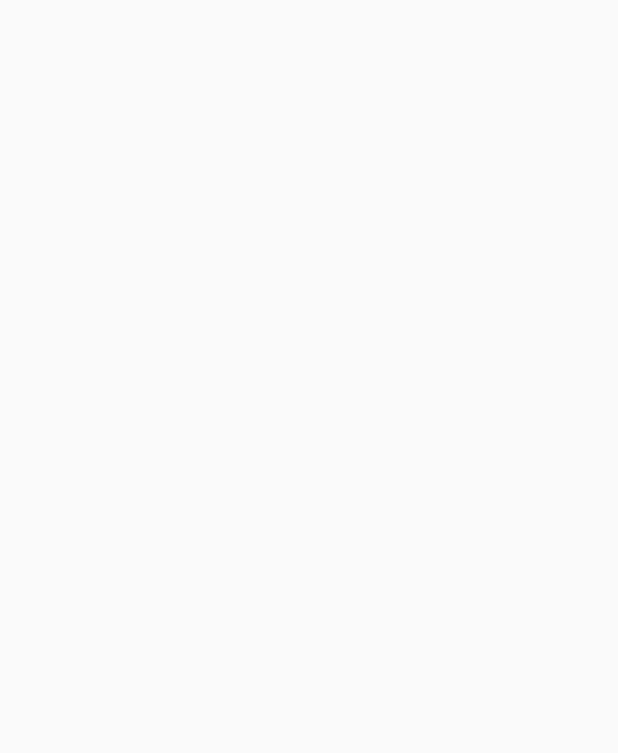
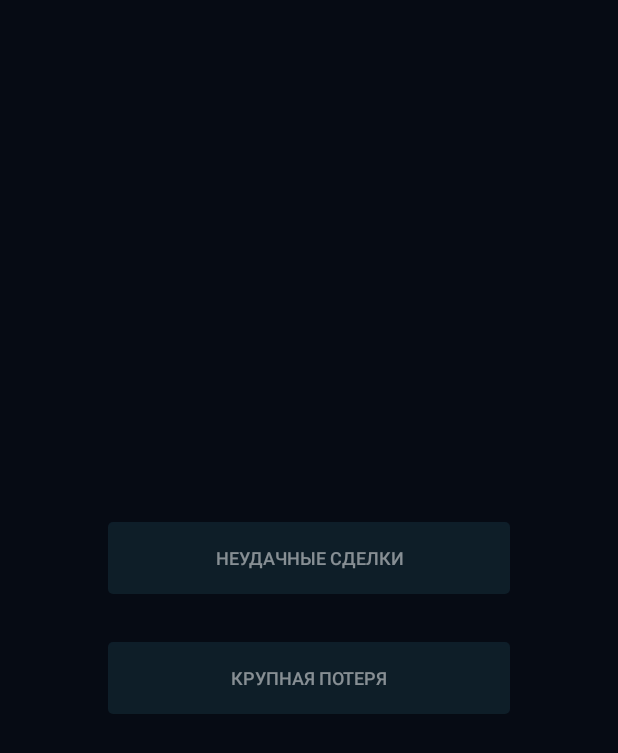
Before and after one commit to antontopdev/DemoLayout, an Android app: the screen it shows after launch (MainActivity), on a phone screen of 412 x 824 dp. Before the commit the part shown is empty. Shown: the top 753 px of the screen. Run offline under Robolectric (Android 15) with nearby library versions, the phone set to English and light mode, and no system bars; our stand-ins replace Dagger/Hilt's generated code, data binding; 3 statements that could not run were skipped.

Commit message:
Added MenuFragment

```diff
--- a/app/src/main/java/com/panda/sleepy/demoforex/app/MainActivity.java
+++ b/app/src/main/java/com/panda/sleepy/demoforex/app/MainActivity.java
@@ -4,9 +4,12 @@ import android.databinding.DataBindingUtil;
 import android.support.v4.app.Fragment;
 import android.support.v7.app.AppCompatActivity;
 import android.os.Bundle;
+import android.widget.Toast;
 
 import com.panda.sleepy.demoforex.R;
+import com.panda.sleepy.demoforex.app.screen.MenuFragment;
 import com.panda.sleepy.demoforex.databinding.ActivityMainBinding;
+import com.panda.sleepy.demoforex.viewmodel.TransitionViewModel;
 
 import javax.inject.Inject;
 
@@ -23,6 +26,9 @@ public class MainActivity extends AppCompatActivity implements HasSupportFragmen
     @Inject
     protected DispatchingAndroidInjector<Fragment> fragmentInjector;
 
+    @Inject
+    protected TransitionViewModel viewModel;
+
     private ActivityMainBinding binding;
 
     // Lifecycle methods
@@ -31,6 +37,25 @@ public class MainActivity extends AppCompatActivity implements HasSupportFragmen
     protected void onCreate(Bundle savedInstanceState) {
         super.onCreate(savedInstanceState);
         binding = DataBindingUtil.setContentView(this, R.layout.activity_main);
+        initFragment();
+        setEventHandlers();
+    }
+
+    // Initialization methods
+
+    private void initFragment() {
+        getSupportFragmentManager().beginTransaction()
+                .add(binding.cardinal.getId(), new MenuFragment())
+                .commit();
+    }
+
+    private void setEventHandlers() {
+        viewModel.getOpenDealsEvent().observe(this, aVoid -> showToast("Deals"));
+        viewModel.getOpenBigLossEvent().observe(this, aVoid -> showToast("Big loss"));
+    }
+
+    private void showToast(String message) {
+        Toast.makeText(this, message, Toast.LENGTH_SHORT).show();
     }
 
     // HasSupportFragmentInjector methods.
@@ -39,4 +64,5 @@ public class MainActivity extends AppCompatActivity implements HasSupportFragmen
     public AndroidInjector<Fragment> supportFragmentInjector() {
         return fragmentInjector;
     }
+
 }
--- /dev/null
+++ b/app/src/main/java/com/panda/sleepy/demoforex/app/screen/MenuFragment.java
@@ -0,0 +1,35 @@
+package com.panda.sleepy.demoforex.app.screen;
+
+import android.os.Bundle;
+import android.support.annotation.NonNull;
+import android.support.annotation.Nullable;
+import android.view.View;
+
+import com.panda.sleepy.demoforex.R;
+import com.panda.sleepy.demoforex.databinding.FragmentMenuBinding;
+import com.panda.sleepy.demoforex.di.viewmodel.Injectable;
+import com.panda.sleepy.demoforex.util.BaseFragment;
+import com.panda.sleepy.demoforex.viewmodel.TransitionViewModel;
+
+import javax.inject.Inject;
+
+/*
+ * Created by Anton Popov on 20.08.18.
+ */
+public class MenuFragment extends BaseFragment<FragmentMenuBinding> implements Injectable {
+
+    @Inject
+    protected TransitionViewModel viewModel;
+
+    @Override
+    protected int getLayout() {
+        return R.layout.fragment_menu;
+    }
+
+    @Override
+    public void onViewCreated(@NonNull View view, @Nullable Bundle savedInstanceState) {
+        super.onViewCreated(view, savedInstanceState);
+        binding.setHandler(viewModel);
+    }
+
+}
--- a/app/src/main/java/com/panda/sleepy/demoforex/di/main/MainActivityModule.java
+++ b/app/src/main/java/com/panda/sleepy/demoforex/di/main/MainActivityModule.java
@@ -1,6 +1,14 @@
 package com.panda.sleepy.demoforex.di.main;
 
+import android.arch.lifecycle.ViewModelProvider;
+import android.arch.lifecycle.ViewModelProviders;
+
+import com.panda.sleepy.demoforex.app.MainActivity;
+import com.panda.sleepy.demoforex.di.main.menu.MenuComponent;
+import com.panda.sleepy.demoforex.viewmodel.TransitionViewModel;
+
 import dagger.Module;
+import dagger.Provides;
 
 /*
  * Created by Anton Popov on 17.08.18.
@@ -8,6 +16,12 @@ import dagger.Module;
 /**
  * MainActivity module that control fragments injecting.
  */
-@Module
-class MainActivityModule {
+@Module (subcomponents = MenuComponent.class)
+public class MainActivityModule {
+
+    @Provides
+    TransitionViewModel provideTransitionViewModel(MainActivity activity, ViewModelProvider.Factory factory) {
+        return ViewModelProviders.of(activity, factory).get(TransitionViewModel.class);
+    }
+
 }
--- a/app/src/main/java/com/panda/sleepy/demoforex/di/viewmodel/ViewModelComponent.java
+++ b/app/src/main/java/com/panda/sleepy/demoforex/di/viewmodel/ViewModelComponent.java
@@ -1,4 +1,6 @@
 package com.panda.sleepy.demoforex.di.viewmodel;
+
+import com.panda.sleepy.demoforex.viewmodel.TransitionViewModel;
 
 import dagger.Subcomponent;
 
@@ -13,4 +15,6 @@ public interface ViewModelComponent {
         ViewModelComponent build();
     }
 
+    TransitionViewModel transitionViewModel();
+
 }
--- a/app/src/main/java/com/panda/sleepy/demoforex/di/viewmodel/ViewModelFactory.java
+++ b/app/src/main/java/com/panda/sleepy/demoforex/di/viewmodel/ViewModelFactory.java
@@ -4,6 +4,8 @@ import android.arch.lifecycle.ViewModel;
 import android.arch.lifecycle.ViewModelProvider;
 import android.support.annotation.NonNull;
 import android.support.v4.util.ArrayMap;
+
+import com.panda.sleepy.demoforex.viewmodel.TransitionViewModel;
 
 import java.util.Map;
 import java.util.concurrent.Callable;
@@ -20,6 +22,7 @@ public class ViewModelFactory implements ViewModelProvider.Factory {
     @Inject
     public ViewModelFactory(ViewModelComponent component) {
         creators = new ArrayMap<>();
+        creators.put(TransitionViewModel.class, component::transitionViewModel);
     }
 
     @NonNull
--- /dev/null
+++ b/app/src/main/java/com/panda/sleepy/demoforex/util/BaseFragment.java
@@ -0,0 +1,31 @@
+package com.panda.sleepy.demoforex.util;
+
+import android.databinding.DataBindingUtil;
+import android.databinding.ViewDataBinding;
+import android.os.Bundle;
+import android.support.annotation.NonNull;
+import android.support.annotation.Nullable;
+import android.support.v4.app.Fragment;
+import android.view.LayoutInflater;
+import android.view.View;
+import android.view.ViewGroup;
+
+/*
+ * Created by Anton Popov on 20.08.18.
+ */
+public abstract class BaseFragment<T extends ViewDataBinding> extends Fragment {
+
+    protected T binding;
+
+    @Nullable
+    @Override
+    public View onCreateView(@NonNull LayoutInflater inflater,
+                             @Nullable ViewGroup container,
+                             @Nullable Bundle savedInstanceState) {
+        binding = DataBindingUtil.inflate(inflater, getLayout(), container, false);
+        return binding.getRoot();
+    }
+
+    protected abstract int getLayout();
+
+}
--- /dev/null
+++ b/app/src/main/res/drawable/bg_btn_close.xml
@@ -0,0 +1,12 @@
+<?xml version="1.0" encoding="utf-8"?>
+<ripple xmlns:android="http://schemas.android.com/apk/res/android"
+    android:color="@color/white_alpha_57">
+
+    <item>
+        <shape android:shape="rectangle">
+            <corners android:radius="3dp" />
+            <solid android:color="@color/calypso_alpha_20" />
+        </shape>
+    </item>
+
+</ripple>
--- /dev/null
+++ b/app/src/main/res/layout/fragment_menu.xml
@@ -0,0 +1,48 @@
+<?xml version="1.0" encoding="utf-8"?>
+<layout xmlns:android="http://schemas.android.com/apk/res/android"
+    xmlns:app="http://schemas.android.com/apk/res-auto">
+
+    <data>
+
+        <variable
+            name="handler"
+            type="com.panda.sleepy.demoforex.viewmodel.TransitionViewModel" />
+    </data>
+
+    <android.support.constraint.ConstraintLayout
+        android:layout_width="match_parent"
+        android:layout_height="match_parent"
+        android:background="@color/ebony">
+
+        <Button
+            android:id="@+id/unsuccessfulDeal"
+            style="@style/CloseButton"
+            android:layout_width="0dp"
+            android:layout_height="wrap_content"
+            android:layout_margin="16dp"
+            android:text="@string/unsuccessful_deals"
+            android:onClick="@{() -> handler.openDeals()}"
+            app:layout_constraintBottom_toTopOf="@+id/bigLoss"
+            app:layout_constraintEnd_toEndOf="parent"
+            app:layout_constraintStart_toStartOf="parent"
+            app:layout_constraintTop_toTopOf="parent"
+            app:layout_constraintVertical_chainStyle="packed"
+            app:layout_constraintWidth_percent="0.65" />
+
+        <Button
+            android:id="@+id/bigLoss"
+            style="@style/CloseButton"
+            android:layout_width="0dp"
+            android:layout_height="wrap_content"
+            android:layout_margin="16dp"
+            android:text="@string/big_loss"
+            android:onClick="@{() -> handler.openBigLoss()}"
+            app:layout_constraintBottom_toBottomOf="parent"
+            app:layout_constraintEnd_toEndOf="parent"
+            app:layout_constraintStart_toStartOf="parent"
+            app:layout_constraintTop_toBottomOf="@+id/unsuccessfulDeal"
+            app:layout_constraintWidth_percent="0.65" />
+
+    </android.support.constraint.ConstraintLayout>
+
+</layout>
--- a/app/src/main/res/values/colors.xml
+++ b/app/src/main/res/values/colors.xml
@@ -3,4 +3,12 @@
     <color name="colorPrimary">#3F51B5</color>
     <color name="colorPrimaryDark">#303F9F</color>
     <color name="colorAccent">#FF4081</color>
+
+    <color name="ebony">#060B14</color>
+
+    <color name="calypso_alpha_20">#332e687d</color>
+
+    <color name="white_alpha_50">#80ffffff</color>
+    <color name="white_alpha_57">#92FFFFFF</color>
+
 </resources>
--- a/app/src/main/res/values/strings.xml
+++ b/app/src/main/res/values/strings.xml
@@ -1,3 +1,7 @@
 <resources>
     <string name="app_name">DemoForex</string>
+
+    <!-- Menu -->
+    <string name="unsuccessful_deals">Неудачные сделки</string>
+    <string name="big_loss">Крупная потеря</string>
 </resources>
--- a/app/src/main/res/values/styles.xml
+++ b/app/src/main/res/values/styles.xml
@@ -8,4 +8,10 @@
         <item name="colorAccent">@color/colorAccent</item>
     </style>
 
+    <style name="CloseButton">
+        <item name="android:textColor">@color/white_alpha_50</item>
+        <item name="android:textSize">12sp</item>
+        <item name="android:background">@drawable/bg_btn_close</item>
+    </style>
+
 </resources>
```
Also changed, not shown: app/src/main/java/com/panda/sleepy/demoforex/di/main/FragmentBuilder.java (+15 -0 lines), app/src/main/java/com/panda/sleepy/demoforex/di/main/menu/MenuComponent.java (added, +17 -0 lines), app/src/main/java/com/panda/sleepy/demoforex/di/main/menu/MenuModule.java (added, +23 -0 lines), app/src/main/java/com/panda/sleepy/demoforex/util/SingleLiveEvent.java (added, +47 -0 lines), app/src/main/java/com/panda/sleepy/demoforex/viewmodel/TransitionViewModel.java (added, +44 -0 lines).
